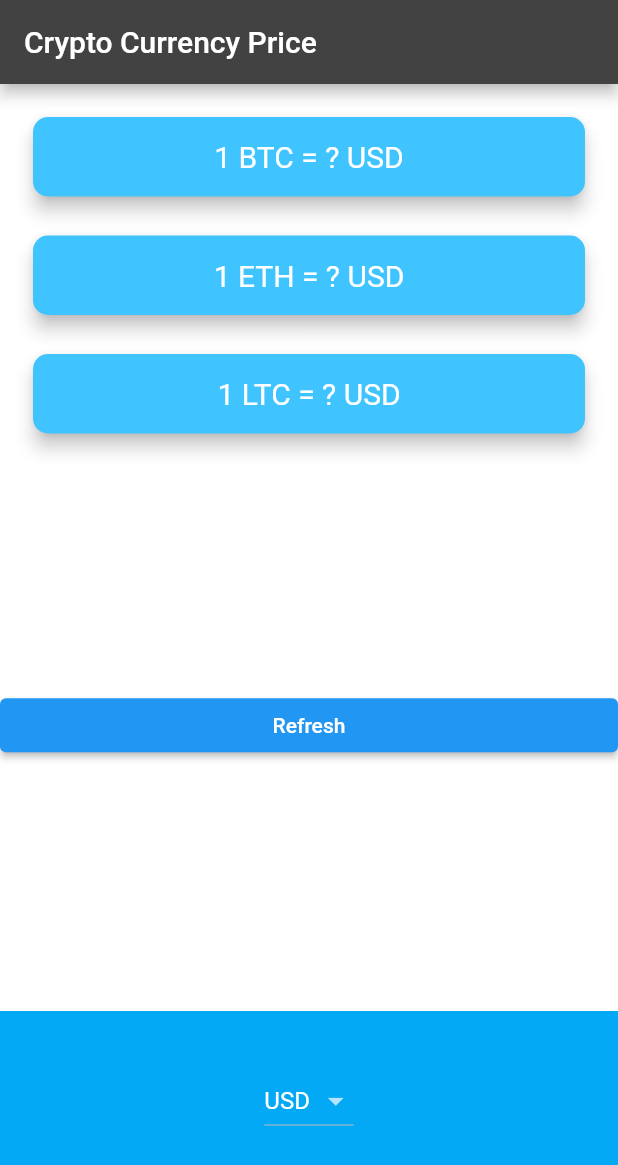
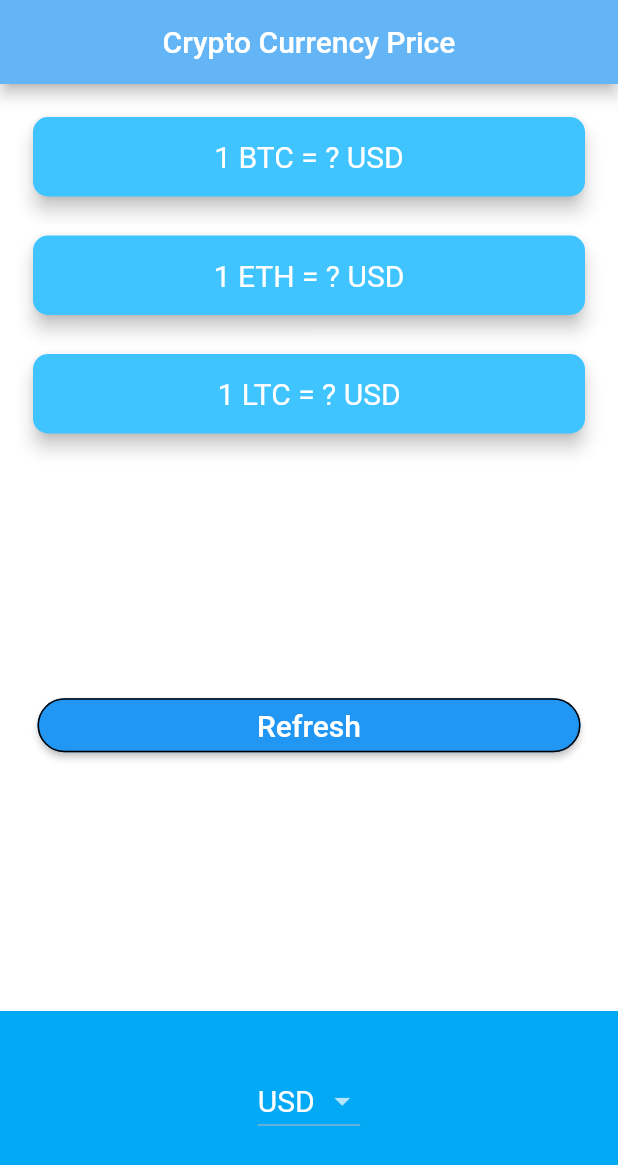
Before and after one commit to arvan903/crypto_currency_price, a Flutter app: the screen it shows after launch, after a tap on "Refresh", on a phone screen of 412 x 824 dp. Shown: the top 1165 px of the screen. Run offline on Flutter 3.47's test engine with Material 2 defaults, Android fonts, the phone set to English and light mode, and no system bars; network calls fail.

```diff
--- a/lib/main.dart
+++ b/lib/main.dart
@@ -2,11 +2,11 @@ import 'package:flutter/material.dart';
 import 'price_screen.dart';
 
 void main() {
-  runApp(myApp());
+  runApp(const MyApp());
 }
 
-class myApp extends StatelessWidget {
-  const myApp({Key? key}) : super(key: key);
+class MyApp extends StatelessWidget {
+  const MyApp({Key? key}) : super(key: key);
 
   @override
   Widget build(BuildContext context) {
@@ -15,7 +15,7 @@ class myApp extends StatelessWidget {
       theme: ThemeData.dark().copyWith(
           primaryColor: Colors.lightBlue,
           scaffoldBackgroundColor: Colors.white),
-      home: PriceScreen(),
+      home: const PriceScreen(),
     );
   }
 }
--- a/lib/price_screen.dart
+++ b/lib/price_screen.dart
@@ -4,11 +4,12 @@ import 'package:flutter/cupertino.dart';
 import 'dart:io' show Platform;
 
 class CryptoCard extends StatelessWidget {
-  const CryptoCard({
-    required this.value,
-    required this.selectedCurrency,
-    required this.cryptoCurrency,
-  });
+  const CryptoCard(
+      {Key? key,
+      required this.value,
+      required this.selectedCurrency,
+      required this.cryptoCurrency})
+      : super(key: key);
 
   final String value;
   final String selectedCurrency;
@@ -17,7 +18,7 @@ class CryptoCard extends StatelessWidget {
   @override
   Widget build(BuildContext context) {
     return Padding(
-      padding: EdgeInsets.fromLTRB(18.0, 18.0, 18.0, 0),
+      padding: const EdgeInsets.fromLTRB(18.0, 18.0, 18.0, 0),
       child: Card(
         color: Colors.lightBlueAccent,
         elevation: 5.0,
@@ -25,11 +26,11 @@ class CryptoCard extends StatelessWidget {
           borderRadius: BorderRadius.circular(10.0),
         ),
         child: Padding(
-          padding: EdgeInsets.symmetric(vertical: 15.0, horizontal: 28.0),
+          padding: const EdgeInsets.symmetric(vertical: 15.0, horizontal: 28.0),
           child: Text(
             '1 $cryptoCurrency = $value $selectedCurrency',
             textAlign: TextAlign.center,
-            style: TextStyle(
+            style: const TextStyle(
               fontSize: 20.0,
               color: Colors.white,
             ),
@@ -54,7 +55,10 @@ class _PriceScreenState extends State<PriceScreen> {
     List<DropdownMenuItem<String>> dropdownItems = [];
     for (String currency in currenciesList) {
       var newItem = DropdownMenuItem(
-        child: Text(currency),
+        child: Text(
+          currency,
+          style: const TextStyle(fontSize: 20),
+        ),
         value: currency,
       );
       dropdownItems.add(newItem);
@@ -101,6 +105,7 @@ class _PriceScreenState extends State<PriceScreen> {
 
   void getData() async {
     isWaiting = true;
+
     try {
       var data = await CoinData().getCoinData(selectedCurrency);
       isWaiting = false;
@@ -139,7 +144,9 @@ class _PriceScreenState extends State<PriceScreen> {
   Widget build(BuildContext context) {
     return Scaffold(
       appBar: AppBar(
-        title: Text(
+        backgroundColor: Colors.blue.shade300,
+        centerTitle: true,
+        title: const Text(
           'Crypto Currency Price',
         ),
       ),
@@ -149,17 +156,29 @@ class _PriceScreenState extends State<PriceScreen> {
         children: <Widget>[
           makeCards(),
           Container(
+            padding: const EdgeInsets.only(left: 25, right: 25),
             child: ElevatedButton(
+              style: ButtonStyle(
+                shape: MaterialStateProperty.all<RoundedRectangleBorder>(
+                  RoundedRectangleBorder(
+                    borderRadius: BorderRadius.circular(25.0),
+                    side: const BorderSide(color: Colors.black),
+                  ),
+                ),
+              ),
               onPressed: () {
                 getData();
               },
-              child: Text('Refresh'),
+              child: const Text(
+                'Refresh',
+                style: TextStyle(fontSize: 20),
+              ),
             ),
           ),
           Container(
             height: 150.0,
             alignment: Alignment.center,
-            padding: EdgeInsets.only(bottom: 30.0),
+            padding: const EdgeInsets.only(bottom: 30.0),
             color: Colors.lightBlue,
             child: Platform.isAndroid ? androidDropdown() : iOSpicker(),
           ),
--- a/pubspec.yaml
+++ b/pubspec.yaml
@@ -35,6 +35,8 @@ dependencies:
   # Use with the CupertinoIcons class for iOS style icons.
   cupertino_icons: ^1.0.2
   http: ^0.13.4
+
+
 
 dev_dependencies:
   flutter_test:
```
Also changed, not shown: 1 other file.
